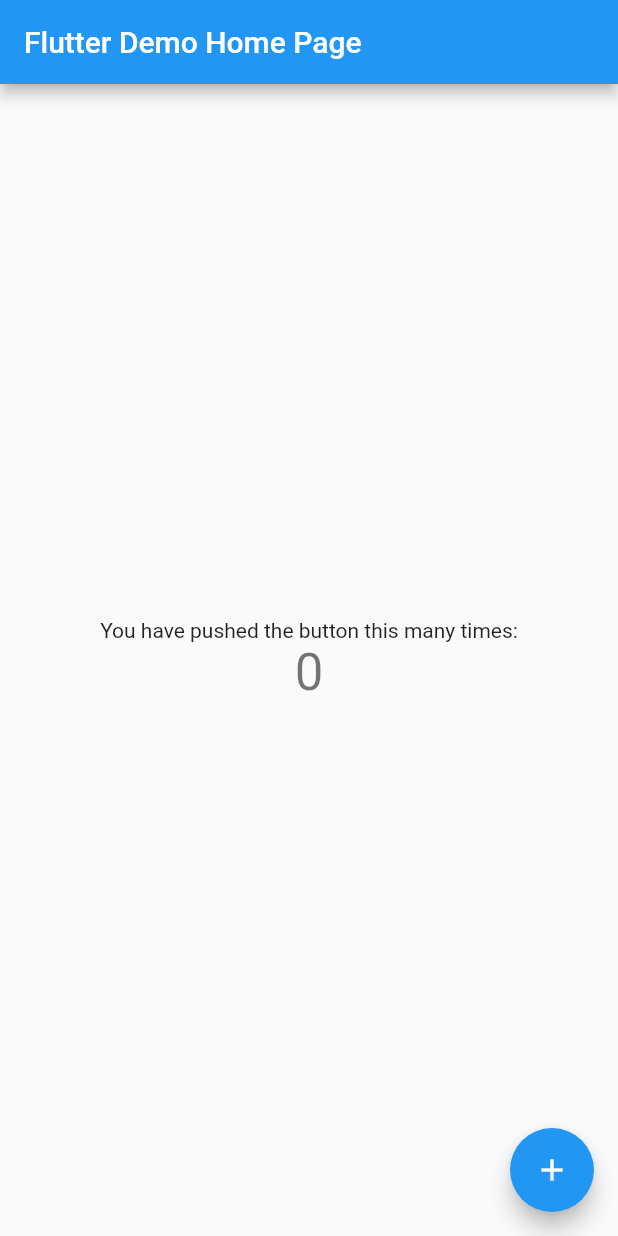
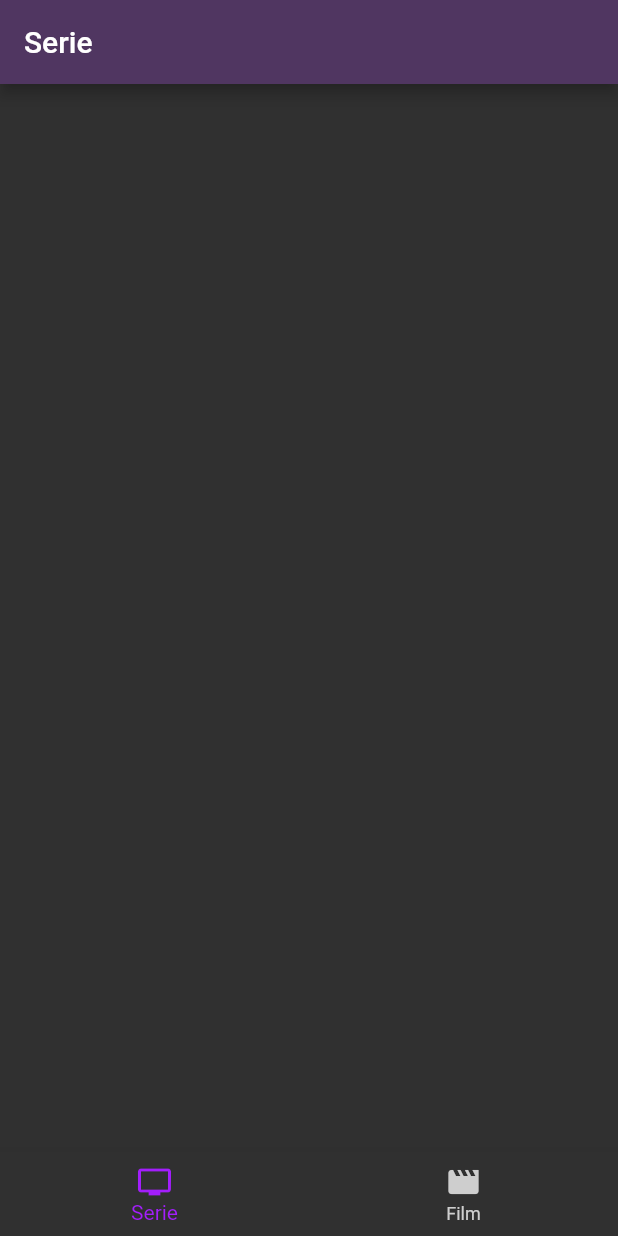
Before and after one commit to carlaboscolo/FlutterProject, a Flutter app: the screen it shows after launch, on a phone screen of 412 x 824 dp. Run offline on Flutter 3.47's test engine with Material 2 defaults, Android fonts, the phone set to English and light mode, and no system bars.

Commit message:
Bottom navigation with 2 pages

```diff
--- a/flutter_project/lib/main.dart
+++ b/flutter_project/lib/main.dart
@@ -1,115 +1,83 @@
 import 'package:flutter/material.dart';
 
+//presentation
+import 'package:flutter_project/presentation/serie_page.dart';
+import 'package:flutter_project/presentation/film_page.dart';
+
 void main() {
-  runApp(const MyApp());
+  runApp(const MovieApp());
 }
 
-class MyApp extends StatelessWidget {
-  const MyApp({super.key});
+class MovieApp extends StatelessWidget {
+  const MovieApp({super.key});
 
-  // This widget is the root of your application.
   @override
   Widget build(BuildContext context) {
     return MaterialApp(
-      title: 'Flutter Demo',
-      theme: ThemeData(
-        // This is the theme of your application.
-        //
-        // Try running your application with "flutter run". You'll see the
-        // application has a blue toolbar. Then, without quitting the app, try
-        // changing the primarySwatch below to Colors.green and then invoke
-        // "hot reload" (press "r" in the console where you ran "flutter run",
-        // or simply save your changes to "hot reload" in a Flutter IDE).
-        // Notice that the counter didn't reset back to zero; the application
-        // is not restarted.
-        primarySwatch: Colors.blue,
-      ),
-      home: const MyHomePage(title: 'Flutter Demo Home Page'),
+      home: const RootPage(),
+      debugShowCheckedModeBanner: false,
+      theme: ThemeData(brightness: Brightness.dark),
     );
   }
 }
 
-class MyHomePage extends StatefulWidget {
-  const MyHomePage({super.key, required this.title});
-
-  // This widget is the home page of your application. It is stateful, meaning
-  // that it has a State object (defined below) that contains fields that affect
-  // how it looks.
-
-  // This class is the configuration for the state. It holds the values (in this
-  // case the title) provided by the parent (in this case the App widget) and
-  // used by the build method of the State. Fields in a Widget subclass are
-  // always marked "final".
-
-  final String title;
+class RootPage extends StatefulWidget {
+  const RootPage({super.key});
 
   @override
-  State<MyHomePage> createState() => _MyHomePageState();
+  State<RootPage> createState() => _RootPageState();
 }
 
-class _MyHomePageState extends State<MyHomePage> {
-  int _counter = 0;
+class _RootPageState extends State<RootPage> {
+  int currentPage = 0;
 
-  void _incrementCounter() {
-    setState(() {
-      // This call to setState tells the Flutter framework that something has
-      // changed in this State, which causes it to rerun the build method below
-      // so that the display can reflect the updated values. If we changed
-      // _counter without calling setState(), then the build method would not be
-      // called again, and so nothing would appear to happen.
-      _counter++;
-    });
-  }
+  List<Widget> pages = const [
+    SeriePage(),
+    FilmPage(),
+  ];
 
   @override
   Widget build(BuildContext context) {
-    // This method is rerun every time setState is called, for instance as done
-    // by the _incrementCounter method above.
-    //
-    // The Flutter framework has been optimized to make rerunning build methods
-    // fast, so that you can just rebuild anything that needs updating rather
-    // than having to individually change instances of widgets.
     return Scaffold(
-      appBar: AppBar(
-        // Here we take the value from the MyHomePage object that was created by
-        // the App.build method, and use it to set our appbar title.
-        title: Text(widget.title),
+      body: pages[currentPage],
+      bottomNavigationBar: BottomNavigationBar(
+        type: BottomNavigationBarType.fixed,
+        currentIndex: currentPage,
+        selectedItemColor: Color.fromRGBO(163, 30, 252, 1),
+        unselectedItemColor: Color.fromARGB(255, 206, 206, 206),
+        onTap: (int index) {
+          setState(() {
+            currentPage = index;
+          });
+        },
+        items: [
+          BottomNavigationBarItem(
+            label: 'Serie',
+            icon: Icon(Icons.tv),
+          ),
+          BottomNavigationBarItem(
+            label: 'Film',
+            icon: Icon(Icons.movie),
+          ),
+        ],
       ),
-      body: Center(
-        // Center is a layout widget. It takes a single child and positions it
-        // in the middle of the parent.
-        child: Column(
-          // Column is also a layout widget. It takes a list of children and
-          // arranges them vertically. By default, it sizes itself to fit its
-          // children horizontally, and tries to be as tall as its parent.
-          //
-          // Invoke "debug painting" (press "p" in the console, choose the
-          // "Toggle Debug Paint" action from the Flutter Inspector in Android
-          // Studio, or the "Toggle Debug Paint" command in Visual Studio Code)
-          // to see the wireframe for each widget.
-          //
-          // Column has various properties to control how it sizes itself and
-          // how it positions its children. Here we use mainAxisAlignment to
-          // center the children vertically; the main axis here is the vertical
-          // axis because Columns are vertical (the cross axis would be
-          // horizontal).
-          mainAxisAlignment: MainAxisAlignment.center,
-          children: <Widget>[
-            const Text(
-              'You have pushed the button this many times:',
-            ),
-            Text(
-              '$_counter',
-              style: Theme.of(context).textTheme.headline4,
-            ),
-          ],
-        ),
-      ),
-      floatingActionButton: FloatingActionButton(
-        onPressed: _incrementCounter,
-        tooltip: 'Increment',
-        child: const Icon(Icons.add),
-      ), // This trailing comma makes auto-formatting nicer for build methods.
     );
   }
 }
+
+
+
+      /* body: pages[currentPage],
+      bottomNavigationBar: NavigationBar(
+        height: 60,
+        destinations: const [
+          NavigationDestination(icon: Icon(Icons.tv), label: 'Serie'),
+          NavigationDestination(icon: Icon(Icons.movie), label: 'Film'),
+        ],
+        onDestinationSelected: (int index) {
+          setState(() {
+            currentPage = index;
+          });
+        },
+        selectedIndex: currentPage,
+      ), */
--- /dev/null
+++ b/flutter_project/lib/presentation/film_page.dart
@@ -0,0 +1,21 @@
+import 'package:flutter/material.dart';
+import 'package:flutter_project/presentation/style/colors.dart';
+
+class FilmPage extends StatefulWidget {
+  const FilmPage({super.key});
+
+  @override
+  State<FilmPage> createState() => _FilmPageState();
+}
+
+class _FilmPageState extends State<FilmPage> {
+  @override
+  Widget build(BuildContext context) {
+    return Scaffold(
+      appBar: AppBar(
+        title: Text('Film'),
+        backgroundColor: backgroundTopColor,
+      ),
+    );
+  }
+}
--- /dev/null
+++ b/flutter_project/lib/presentation/serie_page.dart
@@ -0,0 +1,21 @@
+import 'package:flutter/material.dart';
+import 'package:flutter_project/presentation/style/colors.dart';
+
+class SeriePage extends StatefulWidget {
+  const SeriePage({super.key});
+
+  @override
+  State<SeriePage> createState() => _SeriePageState();
+}
+
+class _SeriePageState extends State<SeriePage> {
+  @override
+  Widget build(BuildContext context) {
+    return Scaffold(
+      appBar: AppBar(
+        title: Text('Serie'),
+        backgroundColor: backgroundTopColor,
+      ),
+    );
+  }
+}
--- /dev/null
+++ b/flutter_project/lib/presentation/style/colors.dart
@@ -0,0 +1,3 @@
+import 'package:flutter/material.dart';
+
+const backgroundTopColor = Color.fromRGBO(80, 54, 97, 1);
```
Also changed, not shown: 1 other file.
